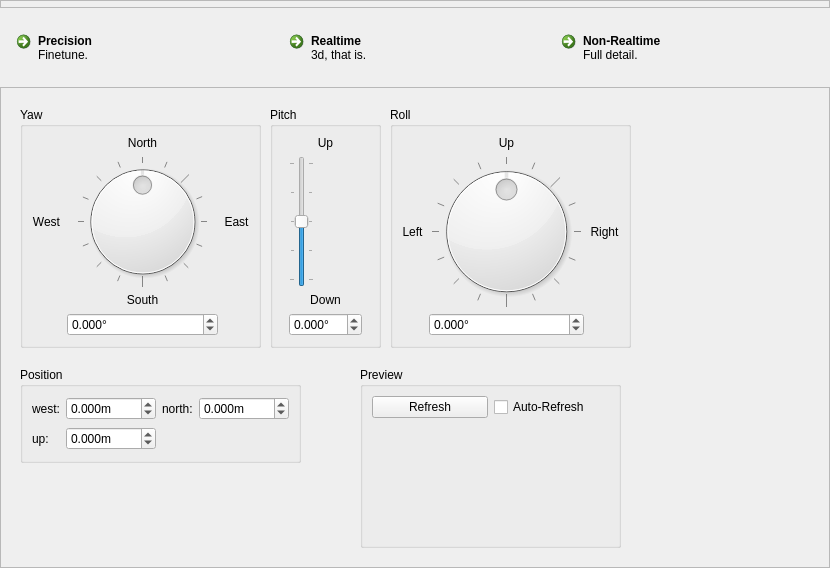
Qt form src/gui/CosyGui/navigationwindow.ui (phresnel/picogen) before a commit.
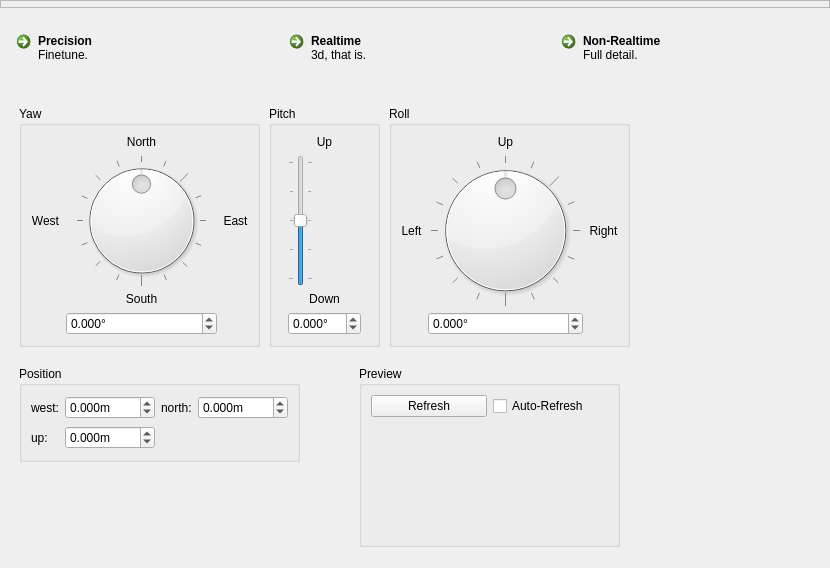
The same form after that commit. Custom widgets are drawn as their Qt base class.

```diff
--- a/src/gui/CosyGui/navigationwindow.ui
+++ b/src/gui/CosyGui/navigationwindow.ui
@@ -111,7 +111,7 @@
    <item>
     <widget class="QFrame" name="frame">
      <property name="frameShape">
-      <enum>QFrame::StyledPanel</enum>
+      <enum>QFrame::NoFrame</enum>
      </property>
      <property name="frameShadow">
       <enum>QFrame::Raised</enum>
```
